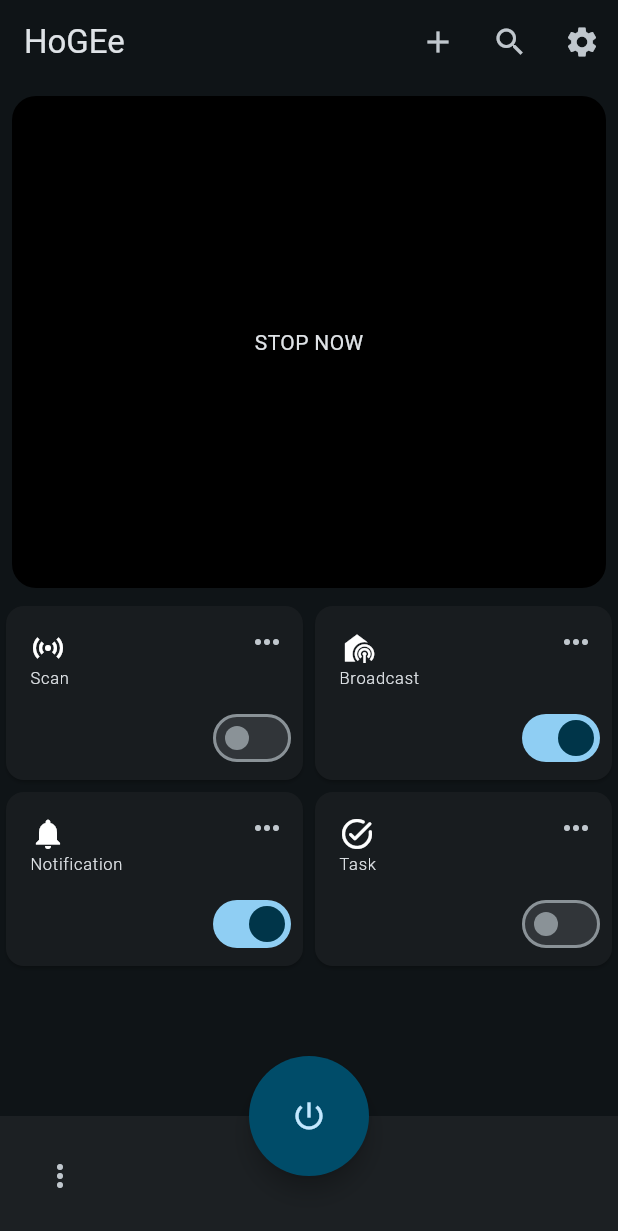
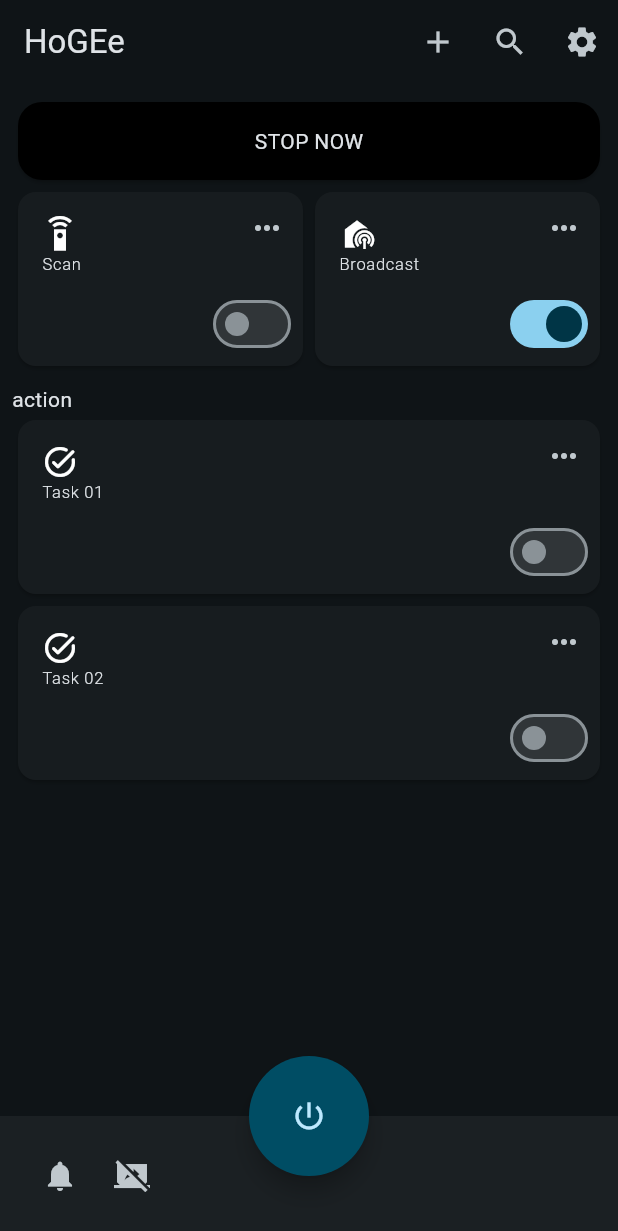
Before and after one commit to shouichi666/bluetooth_app, a Flutter app: the screen it shows once a user with an empty profile is signed in, on a phone screen of 412 x 824 dp. Shown: the top 1231 px of the screen. Run offline on Flutter 3.47's test engine with Material 2 defaults, Android fonts, the phone set to English and light mode, and no system bars; our stand-ins replace cloud_firestore, firebase_auth, firebase_core, flutter_local_notifications, flutter_riverpod, freezed_annotation and 8 more; missing offline and left inert: flutter_beacon; accounts and stored records are empty.

Commit message:
fix loacl notification

```diff
--- a/lib/app.dart
+++ b/lib/app.dart
@@ -24,7 +24,7 @@ class App extends ConsumerWidget {
       theme: ThemeData(
         useMaterial3: true,
         brightness: Brightness.dark,
-        colorSchemeSeed: Colors.lightBlueAccent,
+        colorSchemeSeed: Colors.blueGrey,
       ),
     );
   }
--- a/lib/model/beacon/beacon.dart
+++ b/lib/model/beacon/beacon.dart
@@ -13,6 +13,7 @@ abstract class BeaconState with _$BeaconState {
     @Default(false) bool isScaning,
     @Default(true) bool isBroadcasting,
     @Default(true) bool isSomePermission,
+    @Default(true) bool isScanLoading,
   }) = _BeaconState;
 
   factory BeaconState.fromJson(Map<String, dynamic> json) => _$BeaconStateFromJson(json);
--- a/lib/repository/local_notification_reposiotory.dart
+++ b/lib/repository/local_notification_reposiotory.dart
@@ -84,6 +84,7 @@ class LocalNotificationRepository {
           'payload': payload.payload,
           'notificationResponseType': payload.notificationResponseType.name,
         };
+        pd(payload);
 
         onNotifications.add(jsonEncode(obj));
       },
@@ -115,8 +116,8 @@ class LocalNotificationRepository {
   Future<void> setNotification() async {
     await _flutterLocalNotificationsPlugin.periodicallyShow(
       0,
-      '出勤だよ',
-      '勤怠おす',
+      '出勤時間がちかい',
+      'スキャンを有効にしました',
       RepeatInterval.everyMinute,
       _platformChannelSpecifics,
       androidAllowWhileIdle: true,
--- a/lib/repository/store_reposiotory.dart
+++ b/lib/repository/store_reposiotory.dart
@@ -75,7 +75,10 @@ class StoreRepository {
   }
 
   postScanBeacon(ScanBeacon beacon) async {
-    await _udoc.collection('scan').doc(_uid).set(beacon.toJson());
+    await _udoc.collection('scan').doc(_uid).set(
+          beacon.toJson(),
+          SetOptions(merge: true),
+        );
   }
 
   postBroadcast(BroadcastBeacon model) async {
--- a/lib/view/page/home/home.dart
+++ b/lib/view/page/home/home.dart
@@ -5,6 +5,7 @@ import 'package:go_router/go_router.dart';
 import 'package:flutter_beacon/flutter_beacon.dart';
 import 'package:habit/provider/beacon_provider.dart';
 import 'package:habit/provider/interval_provider.dart';
+import 'package:habit/provider/local_notification_provider.dart';
 import 'package:habit/view/component/card.dart';
 import 'package:sleek_circular_slider/sleek_circular_slider.dart';
 import 'package:syncfusion_flutter_sliders/sliders.dart';
@@ -64,35 +65,50 @@ class _HomePageState extends ConsumerState<HomePage> {
           ),
         ],
       ),
-      body: Column(
+      body: SingleChildScrollView(
+        padding: const EdgeInsets.all(S2),
+        child: Column(
           children: [
-          Expanded(
-            flex: 1,
+            Card(
+              shape: SHERPE_ALL,
+              color: Colors.black,
               child: Container(
-              margin: const EdgeInsets.all(S2),
+                width: double.infinity,
                 padding: const EdgeInsets.all(S3),
-              width: double.infinity,
-              decoration: const BoxDecoration(
-                borderRadius: RADIUS_ALL_M,
-                color: Colors.black,
-              ),
                 child: ref.watch(beaconControllerProvider.select((e) => e.isScaning))
-                  ? scanBeacon.uuid.isEmpty
-                      ? const Center(child: CircularProgressIndicator())
-                      : Stack(
+                    ? Stack(
                         fit: StackFit.passthrough,
                         alignment: Alignment.center,
                         // crossAxisAlignment: CrossAxisAlignment.start,
+                        children: [
+                          Positioned(
+                            top: 0,
+                            left: 0,
+                            child: Row(
                               children: [
                                 Text(
                                   scanBeacon.uuid,
                                   style: Theme.of(context).textTheme.titleMedium,
                                 ),
-                            Row(
+                              ],
+                            ),
+                          ),
+                          Padding(
+                            padding: const EdgeInsets.symmetric(vertical: S4),
+                            child: Row(
                               mainAxisAlignment: MainAxisAlignment.center,
                               children: [
-                                SleekCircularSlider(
+                                SizedBox(
+                                  width: 180,
+                                  height: 180,
+                                  child: ref.watch(beaconControllerProvider
+                                          .select((e) => e.isScanLoading))
+                                      ? const Center(
+                                          child: CircularProgressIndicator(),
+                                        )
+                                      : SleekCircularSlider(
                                           appearance: CircularSliderAppearance(
+                                            animationEnabled: false,
                                             customWidths: CustomSliderWidths(
                                               trackWidth: 1,
                                               progressBarWidth: 18,
@@ -128,7 +144,9 @@ class _HomePageState extends ConsumerState<HomePage> {
                                               ? scanBeacon.rssi.toDouble() * -1
                                               : scanBeacon.rssi.toDouble() * 1,
                                         ),
+                                ),
                               ],
+                            ),
                           ),
                           Positioned(
                             bottom: 0,
@@ -161,21 +179,21 @@ class _HomePageState extends ConsumerState<HomePage> {
                       ),
               ),
             ),
-          Expanded(
-            flex: 1,
-            child: SingleChildScrollView(
-              child: Column(
+            Column(
               children: [
                 Row(
                   children: [
                     ActionCard(
-                        icon: const Icon(Icons.sensors),
+                      icon: const Icon(
+                        Icons.settings_remote_sharp,
+                        // color: Colors.purpleAccent,
+                      ),
                       label: 'Scan',
                       content: '',
                       // content:
                       //     ref.watch(intervalControllerProvider.select((e) => e.label)),
-                        value: ref
-                            .watch(beaconControllerProvider.select((e) => e.isScaning)),
+                      value:
+                          ref.watch(beaconControllerProvider.select((e) => e.isScaning)),
                       onTap: baeconAction.handleScanBeacon,
                       onChanged: (e) => baeconAction.toggleSwitchScan(e),
                       moreAction: () {
@@ -194,7 +212,10 @@ class _HomePageState extends ConsumerState<HomePage> {
                       },
                     ),
                     ActionCard(
-                        icon: const Icon(Icons.broadcast_on_personal),
+                      icon: const Icon(
+                        Icons.broadcast_on_personal,
+                        // color: Colors.lightBlue,
+                      ),
                       label: 'Broadcast',
                       content: ref.watch(
                               beaconControllerProvider.select((e) => e.isBroadcasting))
@@ -221,20 +242,30 @@ class _HomePageState extends ConsumerState<HomePage> {
                     ),
                   ],
                 ),
+                GAP2,
+                Row(
+                  children: const [
+                    Text('action'),
+                  ],
+                ),
                 Row(
                   children: [
                     ActionCard(
-                        icon: const Icon(Icons.notifications),
-                        label: 'Notification',
+                      icon: const Icon(Icons.task_alt_rounded),
+                      label: 'Task 01',
                       content: '',
-                        onTap: baeconAction.handleScanBeacon,
-                        value: true,
+                      value: false,
                       onChanged: (e) {},
+                      onTap: null,
                       moreAction: () {},
                     ),
+                  ],
+                ),
+                Row(
+                  children: [
                     ActionCard(
                       icon: const Icon(Icons.task_alt_rounded),
-                        label: 'Task',
+                      label: 'Task 02',
                       content: '',
                       value: false,
                       onChanged: (e) {},
@@ -245,9 +276,8 @@ class _HomePageState extends ConsumerState<HomePage> {
                 ),
               ],
             ),
+          ],
         ),
-          ),
-        ],
       ),
       floatingActionButtonLocation: FloatingActionButtonLocation.centerDocked,
       floatingActionButton: SizedBox(
@@ -273,10 +303,31 @@ class _HomePageState extends ConsumerState<HomePage> {
             children: [
               IconButton(
                 tooltip: 'Open popup menu',
-                icon: const Icon(Icons.more_vert),
+                icon: const Icon(Icons.notifications),
                 onPressed: () {
+                  ref.read(localNotificationControllerProvider.notifier).set();
+
                   final SnackBar snackBar = SnackBar(
-                    content: const Text('Yay! A SnackBar!'),
+                    content: const Text('Yay! set notification!'),
+                    action: SnackBarAction(
+                      label: 'Undo',
+                      onPressed: () {},
+                    ),
+                  );
+
+                  // Find the ScaffoldMessenger in the widget tree
+                  // and use it to show a SnackBar.
+                  ScaffoldMessenger.of(context).showSnackBar(snackBar);
+                },
+              ),
+              IconButton(
+                tooltip: 'Open popup menu',
+                icon: const Icon(Icons.stop_screen_share_sharp),
+                onPressed: () {
+                  ref.read(localNotificationControllerProvider.notifier).set();
+
+                  final SnackBar snackBar = SnackBar(
+                    content: const Text('Yay! set notification!'),
                     action: SnackBarAction(
                       label: 'Undo',
                       onPressed: () {},
--- a/pubspec.yaml
+++ b/pubspec.yaml
@@ -59,7 +59,7 @@ dependencies:
   uuid: ^3.0.7
   sleek_circular_slider: ^2.0.1
   syncfusion_flutter_sliders: ^20.4.49
-  google_ml_kit: ^0.13.0
+  # google_ml_kit: ^0.13.0
 
 dev_dependencies:
   flutter_test:
```
Also changed, not shown: lib/provider/beacon_provider.dart (+38 -2 lines), lib/provider/local_notification_provider.dart (+15 -8 lines), lib/model/beacon/beacon.freezed.dart, lib/model/beacon/beacon.g.dart, pubspec.lock. Lines whose indentation alone changed are shown as unchanged.
